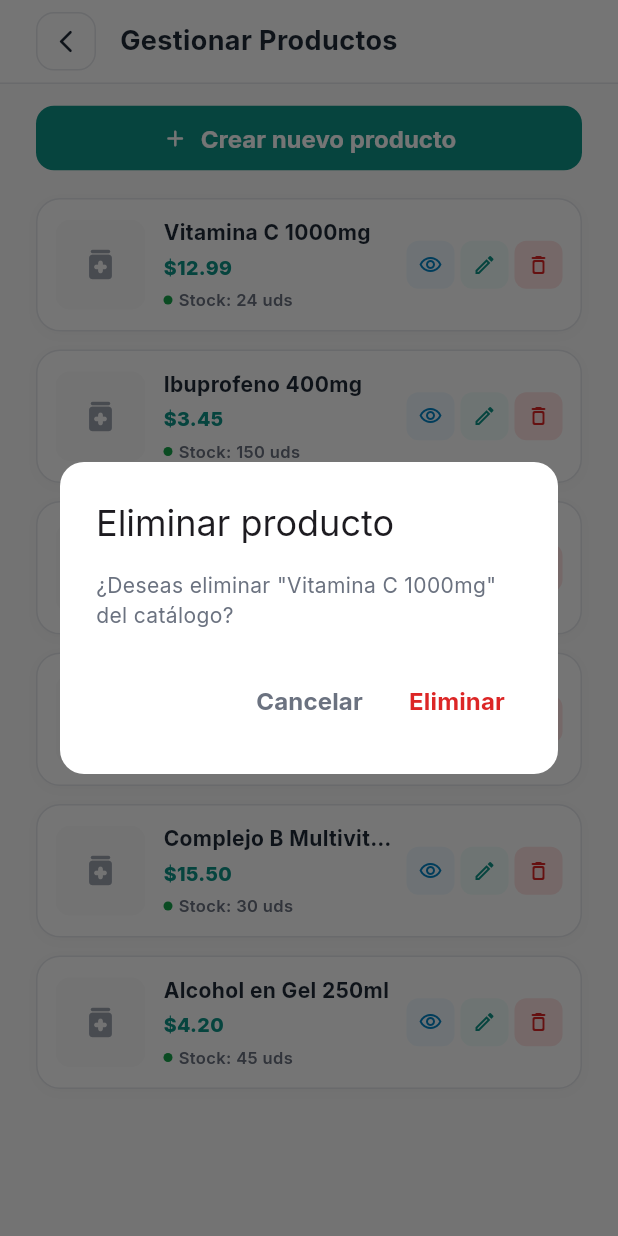
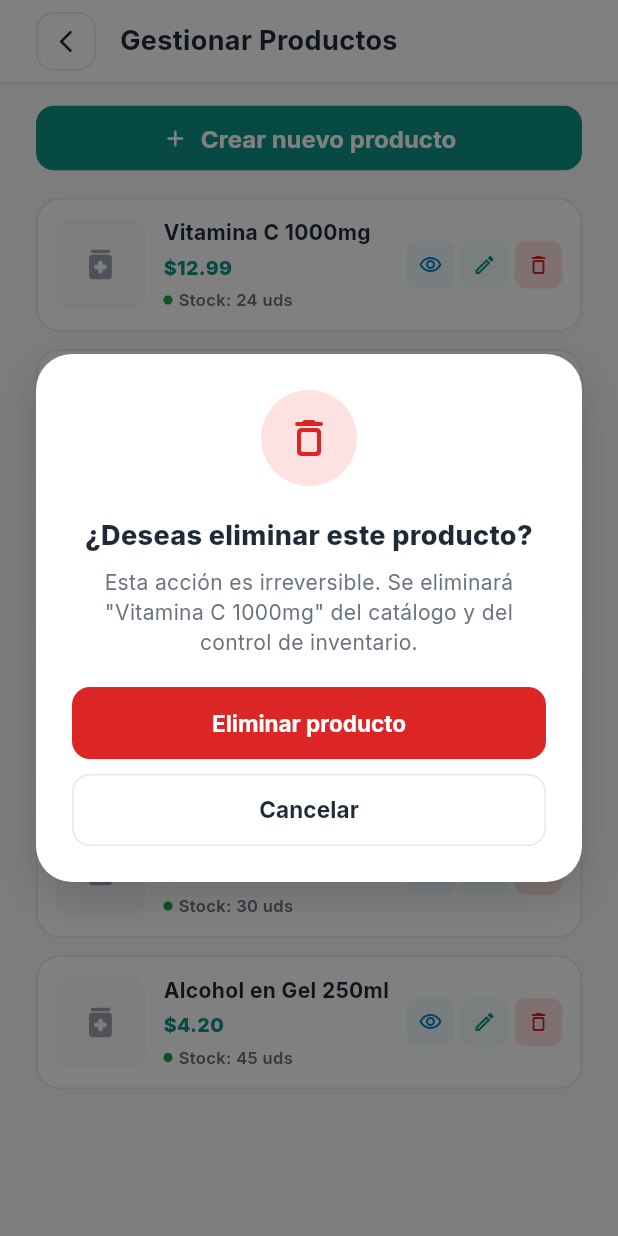
Before and after one commit to Gastonaso15/farmayopin, a Flutter app: the ManageProductsScreen screen opened directly with empty values, after a tap on the "delete outline" icon, on a phone screen of 412 x 824 dp. Run offline on Flutter 3.47's test engine with Material 3 defaults, Android fonts, the phone set to English and light mode, and no system bars; our stand-ins replace google_fonts, image_picker; network calls fail.

Commit message:
eliminar producto

```diff
--- a/lib/data/services/catalog_service.dart
+++ b/lib/data/services/catalog_service.dart
@@ -122,6 +122,44 @@ class CatalogService {
     }
   }
 
+  /// Elimina un producto existente en el backend Spring Boot (DELETE /api/productos/{id})
+  Future<void> eliminarProducto(int id, {String? token}) async {
+    final uri = Uri.parse('${ApiConstants.baseUrl}/api/productos/$id');
+
+    try {
+      final headers = <String, String>{
+        'Accept': 'application/json',
+      };
+      if (token != null && token.isNotEmpty) {
+        headers['Authorization'] = 'Bearer $token';
+      }
+
+      final response = await _client.delete(uri, headers: headers);
+
+      if (response.statusCode == 200 || response.statusCode == 204) {
+        return;
+      } else if (response.statusCode == 403) {
+        throw CatalogException('Acceso denegado: se requieren permisos de Administrador.', response.statusCode);
+      } else if (response.statusCode == 404) {
+        throw CatalogException('El producto a eliminar no fue encontrado.', response.statusCode);
+      } else if (response.statusCode == 400) {
+        final body = response.body.isNotEmpty ? jsonDecode(response.body) : {};
+        final msg = body is Map && body.containsKey('mensaje') ? body['mensaje'] : 'No se pudo eliminar el producto.';
+        throw CatalogException(msg, response.statusCode);
+      } else {
+        throw CatalogException('Error en el servidor (${response.statusCode}).', response.statusCode);
+      }
+    } on SocketException {
+      // Si esta en modo offline, simula eliminacion exitosa local para pruebas
+      return;
+    } on http.ClientException {
+      throw CatalogException('Error de comunicacion con el servidor.');
+    } catch (e) {
+      if (e is CatalogException) rethrow;
+      throw CatalogException('Ocurrio un error inesperado: $e');
+    }
+  }
+
   /// Lista productos desde el backend Spring Boot (GET /api/productos)
   Future<List<ProductModel>> getProductos({String? token}) async {
     final uri = Uri.parse('${ApiConstants.baseUrl}/api/productos');
--- a/lib/features/catalog/presentation/screens/manage_products_screen.dart
+++ b/lib/features/catalog/presentation/screens/manage_products_screen.dart
@@ -5,6 +5,7 @@ import '../../../../core/widgets/app_screen_header.dart';
 import '../../../../routing/app_navigator.dart';
 import '../../../../data/models/product_model.dart';
 import '../../../../data/services/catalog_service.dart';
+import '../widgets/eliminar_producto_dialog.dart';
 
 class ManageProductsScreen extends StatefulWidget {
   final String token;
@@ -72,36 +73,33 @@ class _ManageProductsScreenState extends State<ManageProductsScreen> {
   }
 
   Future<void> _confirmDelete(ProductModel product) async {
-    final confirmed = await showDialog<bool>(
-      context: context,
-      builder: (context) => AlertDialog(
-        shape: RoundedRectangleBorder(borderRadius: BorderRadius.circular(16)),
-        title: const Text('Eliminar producto'),
-        content: Text('¿Deseas eliminar "${product.nombre}" del catálogo?'),
-        actions: [
-          TextButton(
-            onPressed: () => Navigator.of(context).pop(false),
-            child: const Text(
-              'Cancelar',
-              style: TextStyle(color: AppColors.textMuted),
-            ),
-          ),
-          TextButton(
-            onPressed: () => Navigator.of(context).pop(true),
-            child: const Text(
-              'Eliminar',
-              style: TextStyle(color: AppColors.error),
-            ),
-          ),
-        ],
-      ),
+    final confirmed = await EliminarProductoDialog.show(
+      context,
+      nombreProducto: product.nombre,
     );
 
-    if (confirmed == true && mounted) {
+    if (confirmed != true || !mounted) return;
+
+    try {
+      await _catalogService.eliminarProducto(product.id, token: widget.token);
+      if (!mounted) return;
+      setState(() {
+        _products.removeWhere((p) => p.id == product.id);
+      });
       ScaffoldMessenger.of(context).hideCurrentSnackBar();
       ScaffoldMessenger.of(context).showSnackBar(
-        const SnackBar(
-          content: Text('El backend todavía no permite eliminar productos.'),
+        SnackBar(
+          content: Text('"${product.nombre}" fue eliminado del catálogo.'),
+          backgroundColor: AppColors.success,
+          behavior: SnackBarBehavior.floating,
+        ),
+      );
+    } on CatalogException catch (e) {
+      if (!mounted) return;
+      ScaffoldMessenger.of(context).hideCurrentSnackBar();
+      ScaffoldMessenger.of(context).showSnackBar(
+        SnackBar(
+          content: Text(e.message),
           backgroundColor: AppColors.error,
           behavior: SnackBarBehavior.floating,
         ),
--- /dev/null
+++ b/lib/features/catalog/presentation/widgets/eliminar_producto_dialog.dart
@@ -0,0 +1,127 @@
+import 'package:flutter/material.dart';
+
+import '../../../../core/theme/app_colors.dart';
+
+/// Dialogo de confirmacion para eliminar un producto del catalogo.
+/// Adaptado del diseño de Figma "Eliminar producto" a los widgets y
+/// colores ya usados en el resto de la app (AppColors, tipografia Inter).
+class EliminarProductoDialog extends StatelessWidget {
+  final String nombreProducto;
+
+  const EliminarProductoDialog({super.key, required this.nombreProducto});
+
+  /// Muestra el dialogo y retorna `true` si el usuario confirma la eliminacion,
+  /// `false` o `null` si cancela.
+  static Future<bool?> show(
+    BuildContext context, {
+    required String nombreProducto,
+  }) {
+    return showDialog<bool>(
+      context: context,
+      barrierColor: Colors.black.withValues(alpha: 0.5),
+      builder: (_) => EliminarProductoDialog(nombreProducto: nombreProducto),
+    );
+  }
+
+  @override
+  Widget build(BuildContext context) {
+    return Dialog(
+      backgroundColor: Colors.transparent,
+      insetPadding: const EdgeInsets.all(24),
+      child: Container(
+        padding: const EdgeInsets.all(24),
+        decoration: ShapeDecoration(
+          color: Colors.white,
+          shape: RoundedRectangleBorder(
+            borderRadius: BorderRadius.circular(24),
+          ),
+          shadows: const [
+            BoxShadow(
+              color: Color(0x26000000),
+              blurRadius: 24,
+              offset: Offset(0, 10),
+            ),
+          ],
+        ),
+        child: Column(
+          mainAxisSize: MainAxisSize.min,
+          children: [
+            Container(
+              width: 64,
+              height: 64,
+              decoration: const ShapeDecoration(
+                color: Color(0xFFFEE2E2),
+                shape: CircleBorder(),
+              ),
+              child: const Icon(
+                Icons.delete_outline_rounded,
+                color: AppColors.error,
+                size: 32,
+              ),
+            ),
+            const SizedBox(height: 20),
+            const Text(
+              '¿Deseas eliminar este producto?',
+              textAlign: TextAlign.center,
+              style: TextStyle(
+                color: AppColors.textDark,
+                fontSize: 18,
+                fontWeight: FontWeight.w800,
+              ),
+            ),
+            const SizedBox(height: 8),
+            Text(
+              'Esta acción es irreversible. Se eliminará "$nombreProducto" '
+              'del catálogo y del control de inventario.',
+              textAlign: TextAlign.center,
+              style: const TextStyle(
+                color: AppColors.textMuted,
+                fontSize: 14,
+                height: 1.43,
+              ),
+            ),
+            const SizedBox(height: 20),
+            SizedBox(
+              width: double.infinity,
+              height: 48,
+              child: ElevatedButton(
+                onPressed: () => Navigator.of(context).pop(true),
+                style: ElevatedButton.styleFrom(
+                  backgroundColor: AppColors.error,
+                  foregroundColor: Colors.white,
+                  elevation: 0,
+                  shape: RoundedRectangleBorder(
+                    borderRadius: BorderRadius.circular(12),
+                  ),
+                ),
+                child: const Text(
+                  'Eliminar producto',
+                  style: TextStyle(fontSize: 15, fontWeight: FontWeight.w700),
+                ),
+              ),
+            ),
+            const SizedBox(height: 10),
+            SizedBox(
+              width: double.infinity,
+              height: 48,
+              child: OutlinedButton(
+                onPressed: () => Navigator.of(context).pop(false),
+                style: OutlinedButton.styleFrom(
+                  foregroundColor: AppColors.textDark,
+                  side: const BorderSide(color: AppColors.border),
+                  shape: RoundedRectangleBorder(
+                    borderRadius: BorderRadius.circular(12),
+                  ),
+                ),
+                child: const Text(
+                  'Cancelar',
+                  style: TextStyle(fontSize: 15, fontWeight: FontWeight.w700),
+                ),
+              ),
+            ),
+          ],
+        ),
+      ),
+    );
+  }
+}
```
